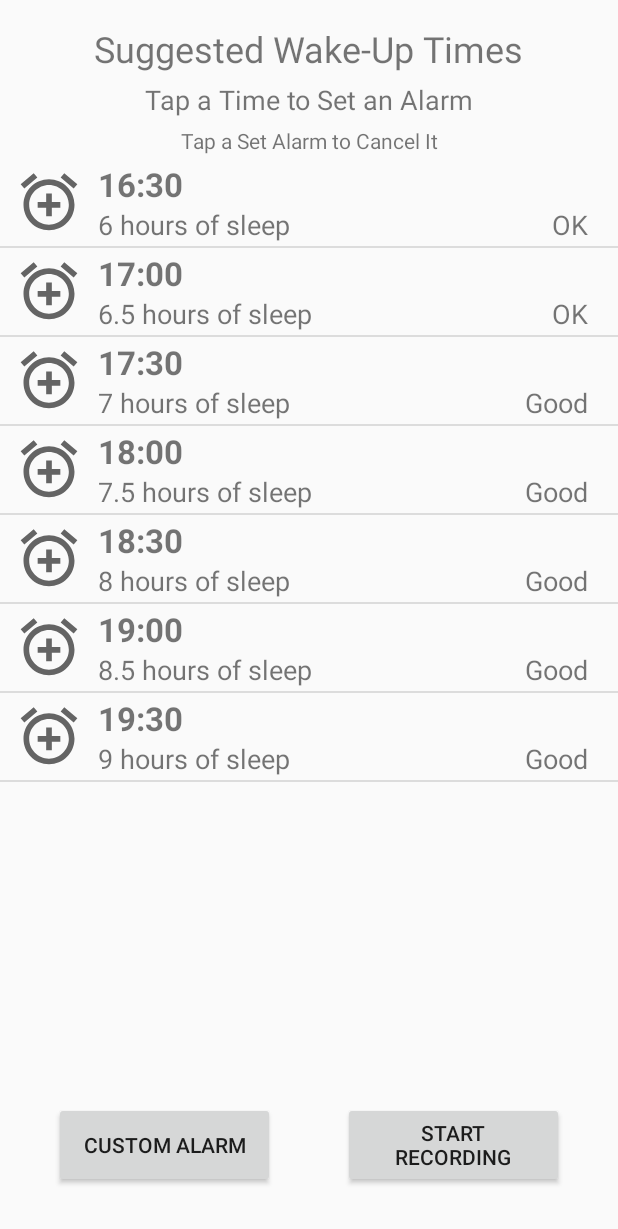
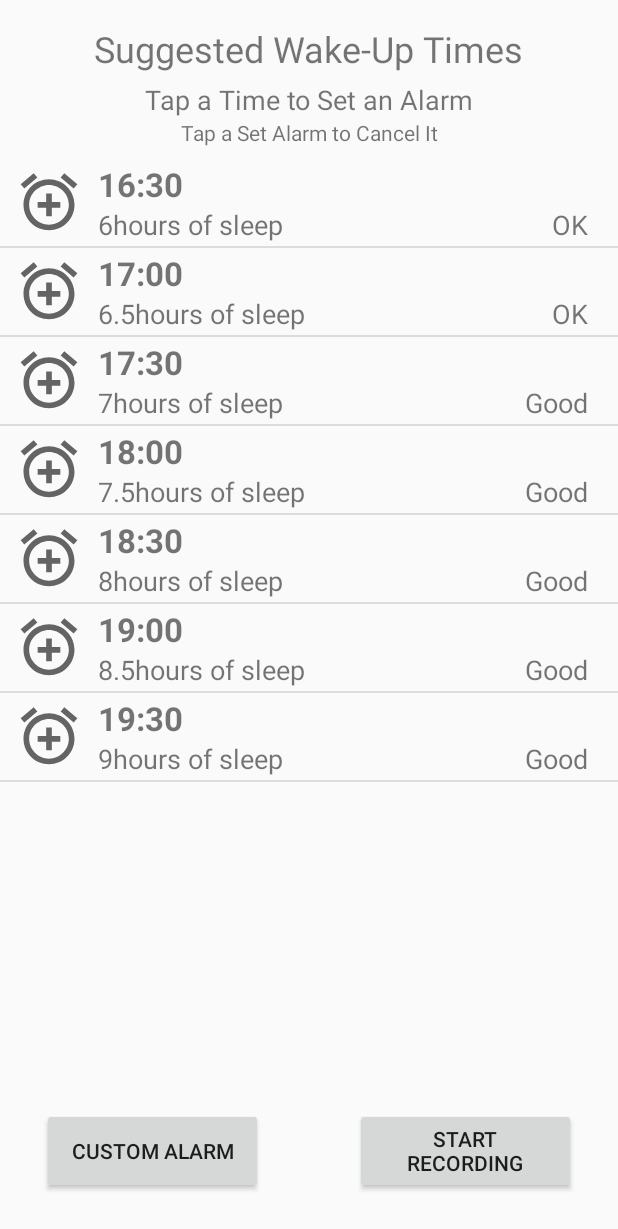
Before and after one commit to mattsklivas/restable, an Android app: the AlarmActivity screen opened directly, with no data from a screen before it, on a phone screen of 412 x 824 dp. Shown: the top 1229 px of the screen. Run offline under Robolectric (Android 15) with nearby library versions, the phone set to English and light mode, and no system bars.

Commit message:
Finalized UI for AlarmActivity

```diff
--- a/app/src/main/java/com/example/restable/AlarmActivity.java
+++ b/app/src/main/java/com/example/restable/AlarmActivity.java
@@ -66,6 +66,10 @@ public class AlarmActivity  extends AppCompatActivity {
     protected void goToClockApp() {
         Intent intent = new Intent(AlarmClock.ACTION_SHOW_ALARMS);
         startActivity(intent);
+        Toast.makeText(AlarmActivity.this,
+                "Press back button to go back to Restable",
+                Toast.LENGTH_LONG)
+                .show();
     }
 
     protected void configureListView() {
@@ -74,7 +78,8 @@ public class AlarmActivity  extends AppCompatActivity {
         final List<AlarmTime> alarmTimes = getSuggestedSleepTimes();
 
         listView = findViewById(R.id.alarmListView);
-        AlarmListViewAdapter adapter = new AlarmListViewAdapter(this, R.layout.alarm_list, alarmTimes);
+        AlarmListViewAdapter adapter = new AlarmListViewAdapter(this, R.layout.alarm_list,
+                alarmTimes);
         listView.setAdapter(adapter);
 
         // Handle pressing on a ListView item to set Alarm
@@ -92,19 +97,25 @@ public class AlarmActivity  extends AppCompatActivity {
                     intent.putExtra(AlarmClock.EXTRA_HOUR, hour);
                     intent.putExtra(AlarmClock.EXTRA_MINUTES, minute);
                     intent.putExtra(AlarmClock.EXTRA_SKIP_UI, true);
-                    Log.i(TAG, "Setting alarm for " + hour + ":" + String.format(Locale.CANADA, "%02d", minute));
+                    Log.i(TAG, "Setting alarm for " + hour + ":" + String.format(Locale.CANADA,
+                            "%02d", minute));
                     startActivity(intent);
                     view.findViewById(R.id.setTextView).setVisibility(View.VISIBLE);
                     alarmTimes.get(position).setSet(true);
                 }
                 else {
                     Intent intent = new Intent(AlarmClock.ACTION_DISMISS_ALARM);
-                    intent.putExtra(AlarmClock.EXTRA_ALARM_SEARCH_MODE, AlarmClock.ALARM_SEARCH_MODE_TIME);
+                    intent.putExtra(AlarmClock.EXTRA_ALARM_SEARCH_MODE,
+                            AlarmClock.ALARM_SEARCH_MODE_TIME);
                     intent.putExtra(AlarmClock.EXTRA_HOUR, hour);
                     intent.putExtra(AlarmClock.EXTRA_MINUTES, minute);
-                    Log.i(TAG, "Dismissing alarm for " + hour + ":" + String.format(Locale.CANADA, "%02d", minute));
+                    Log.i(TAG, "Dismissing alarm for " + hour + ":" +
+                            String.format(Locale.CANADA, "%02d", minute));
                     startActivity(intent);
-                    Toast.makeText(AlarmActivity.this, "Alarm dismissed. Press back button to go back to Restable", Toast.LENGTH_LONG).show();
+                    Toast.makeText(AlarmActivity.this,
+                            "Alarm dismissed. Press back button to go back to Restable",
+                            Toast.LENGTH_LONG)
+                            .show();
                     view.findViewById(R.id.setTextView).setVisibility(View.INVISIBLE);
                     alarmTimes.get(position).setSet(false);
                 }
@@ -124,7 +135,8 @@ public class AlarmActivity  extends AppCompatActivity {
         String[] ratings = new String[]{"OK", "OK", "Good", "Good", "Good", "Good", "Good"};
 
         for (int i = 0; i < timePeriods; i++) {
-            alarmTimes.add(i, new AlarmTime(currentTime.plusMinutes(startAtHour * 60 + 30 * i), durations[i], ratings[i]));
+            alarmTimes.add(i, new AlarmTime(currentTime.plusMinutes(startAtHour * 60 + 30 * i),
+                    durations[i], ratings[i]));
         }
 
         return alarmTimes;
--- a/app/src/main/java/com/example/restable/AlarmListViewAdapter.java
+++ b/app/src/main/java/com/example/restable/AlarmListViewAdapter.java
@@ -30,7 +30,8 @@ public class AlarmListViewAdapter extends ArrayAdapter<AlarmTime> {
     TextView alarmSetTextView;
     ImageView alarmClockImageView;
 
-    public AlarmListViewAdapter(@NonNull Context context, int resource, @NonNull List<AlarmTime> objects) {
+    public AlarmListViewAdapter(@NonNull Context context, int resource,
+                                @NonNull List<AlarmTime> objects) {
         super(context, resource, objects);
         Log.d(TAG, "Constructor called");
 
@@ -62,7 +63,8 @@ public class AlarmListViewAdapter extends ArrayAdapter<AlarmTime> {
         alarmClockImageView = (ImageView) convertView.findViewById(R.id.alarmClockImageView);
 
         // Set the text
-        wakeTimeTextView.setText(String.format(Locale.CANADA, "%d:%s", hour, String.format(Locale.CANADA, "%02d", minute)));
+        wakeTimeTextView.setText(String.format(Locale.CANADA, "%d:%s", hour,
+                String.format(Locale.CANADA, "%02d", minute)));
         durationTextView.setText(duration);
         ratingTextView.setText(rating);
 
--- a/app/src/main/res/layout/activity_alarm.xml
+++ b/app/src/main/res/layout/activity_alarm.xml
@@ -20,7 +20,7 @@
         android:layout_height="wrap_content"
         android:layout_marginTop="16dp"
         android:layout_marginBottom="57dp"
-        android:text="Suggested Wake-Up Times"
+        android:text="@string/suggested_wake_up_times"
         android:textSize="24sp"
         app:layout_constraintBottom_toTopOf="@+id/alarmListView"
         app:layout_constraintEnd_toEndOf="parent"
@@ -32,7 +32,7 @@
         android:layout_width="wrap_content"
         android:layout_height="wrap_content"
         android:layout_marginTop="5dp"
-        android:text="Tap a Time to Set an Alarm"
+        android:text="@string/tap_a_time_to_set_an_alarm"
         android:textAlignment="center"
         android:textSize="18sp"
         app:layout_constraintEnd_toEndOf="parent"
@@ -43,8 +43,7 @@
         android:id="@+id/textView3"
         android:layout_width="wrap_content"
         android:layout_height="wrap_content"
-        android:layout_marginTop="5dp"
-        android:text="Tap a Set Alarm to Cancel It"
+        android:text="@string/tap_a_set_alarm_to_cancel_it"
         android:textAlignment="center"
         android:textSize="14sp"
         app:layout_constraintEnd_toEndOf="parent"
@@ -55,9 +54,9 @@
         android:id="@+id/buttonCustomAlarm"
         android:layout_width="147dp"
         android:layout_height="57dp"
-        android:layout_marginStart="36dp"
-        android:layout_marginBottom="32dp"
-        android:text="custom alarm"
+        android:layout_marginStart="28dp"
+        android:layout_marginBottom="28dp"
+        android:text="@string/custom_alarm"
         app:layout_constraintBottom_toBottomOf="parent"
         app:layout_constraintStart_toStartOf="parent" />
 
@@ -65,9 +64,9 @@
         android:id="@+id/buttonRec"
         android:layout_width="147dp"
         android:layout_height="57dp"
-        android:layout_marginEnd="36dp"
-        android:layout_marginBottom="32dp"
-        android:text="Start recording"
+        android:layout_marginEnd="28dp"
+        android:layout_marginBottom="28dp"
+        android:text="@string/start_recording"
         app:layout_constraintBottom_toBottomOf="parent"
         app:layout_constraintEnd_toEndOf="parent" />
 
--- a/app/src/main/res/layout/alarm_list.xml
+++ b/app/src/main/res/layout/alarm_list.xml
@@ -11,7 +11,7 @@
         android:layout_width="wrap_content"
         android:layout_height="wrap_content"
         android:layout_toEndOf="@id/alarmClockImageView"
-        android:text="Time"
+        android:text="@string/time"
         android:textSize="22sp"
         android:layout_marginStart="10dp"
         android:paddingTop="2dp"
@@ -23,7 +23,7 @@
         android:layout_height="wrap_content"
         android:layout_below="@id/wakeTimeTextView"
         android:layout_toEndOf="@id/alarmClockImageView"
-        android:text="H.H"
+        android:text="@string/h_h"
         android:layout_alignStart="@id/wakeTimeTextView"
         android:textSize="18sp"
         android:paddingBottom="2dp"/>
@@ -33,7 +33,7 @@
         android:layout_width="wrap_content"
         android:layout_height="wrap_content"
         android:gravity="end"
-        android:text="Rating"
+        android:text="@string/rating"
         android:layout_alignParentEnd="true"
         android:layout_alignBaseline="@id/hoursTextView"
         android:layout_marginEnd="20dp"
@@ -44,7 +44,7 @@
         android:layout_width="wrap_content"
         android:layout_height="wrap_content"
         android:gravity="end"
-        android:text=" hours of sleep"
+        android:text="@string/hours_of_sleep"
         android:layout_toEndOf="@id/hoursTextView"
         android:layout_alignBaseline="@id/hoursTextView"
         android:textSize="18sp" />
@@ -56,6 +56,7 @@
         android:layout_alignParentStart="true"
         android:layout_centerVertical="true"
         android:layout_marginStart="10dp"
+        android:contentDescription="@string/clock_logo"
         app:srcCompat="@drawable/ic_baseline_add_alarm_24" />
 
     <TextView
@@ -64,7 +65,7 @@
         android:layout_height="wrap_content"
         android:layout_alignBaseline="@id/wakeTimeTextView"
         android:layout_alignEnd="@id/ratingTextView"
-        android:text="Alarm Set"
+        android:text="@string/alarm_set"
         android:textColor="@color/colorAccent"
         android:textSize="18sp"
         android:textStyle="bold"
--- a/app/src/main/res/values/strings.xml
+++ b/app/src/main/res/values/strings.xml
@@ -14,4 +14,15 @@
     <string name="unknown_device">Unknown device</string>
     <string name="unknown_characteristic">Unknown characteristic</string>
     <string name="unknown_service">Unknown service</string>
+    <string name="suggested_wake_up_times">Suggested Wake-Up Times</string>
+    <string name="tap_a_time_to_set_an_alarm">Tap a Time to Set an Alarm</string>
+    <string name="tap_a_set_alarm_to_cancel_it">Tap a Set Alarm to Cancel It</string>
+    <string name="custom_alarm">Custom alarm</string>
+    <string name="start_recording">Start recording</string>
+    <string name="alarm_set">Alarm Set</string>
+    <string name="hours_of_sleep">hours of sleep</string>
+    <string name="rating">Rating</string>
+    <string name="h_h">H.H</string>
+    <string name="time">Time</string>
+    <string name="clock_logo">Clock Logo</string>
 </resources>
```
